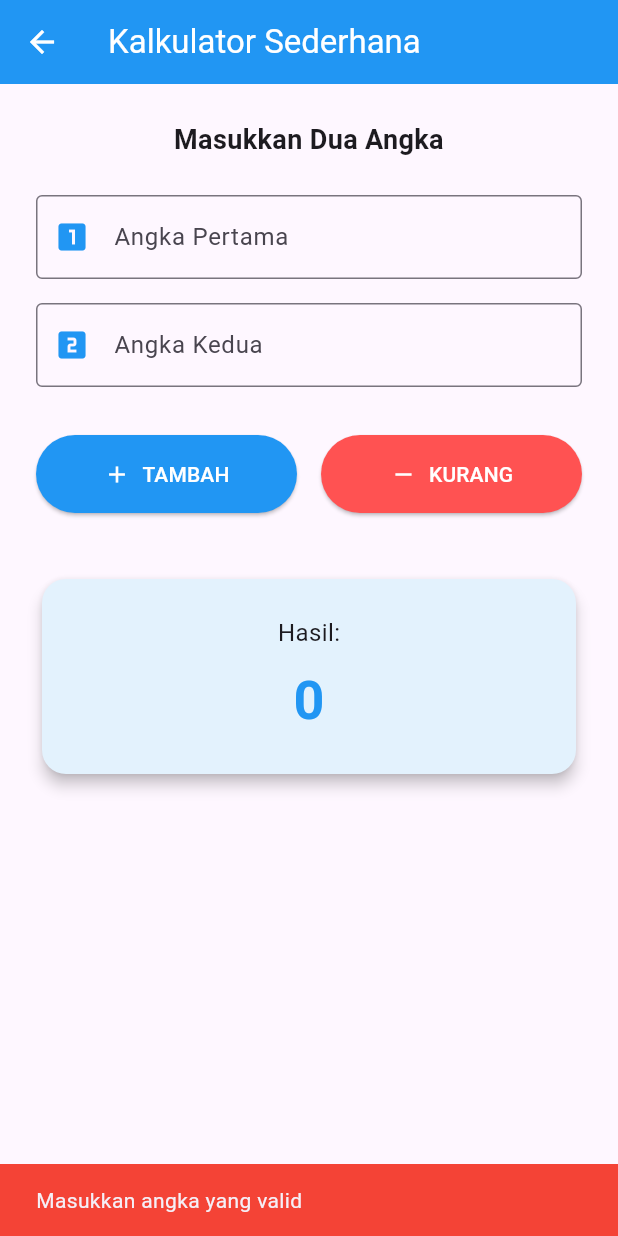
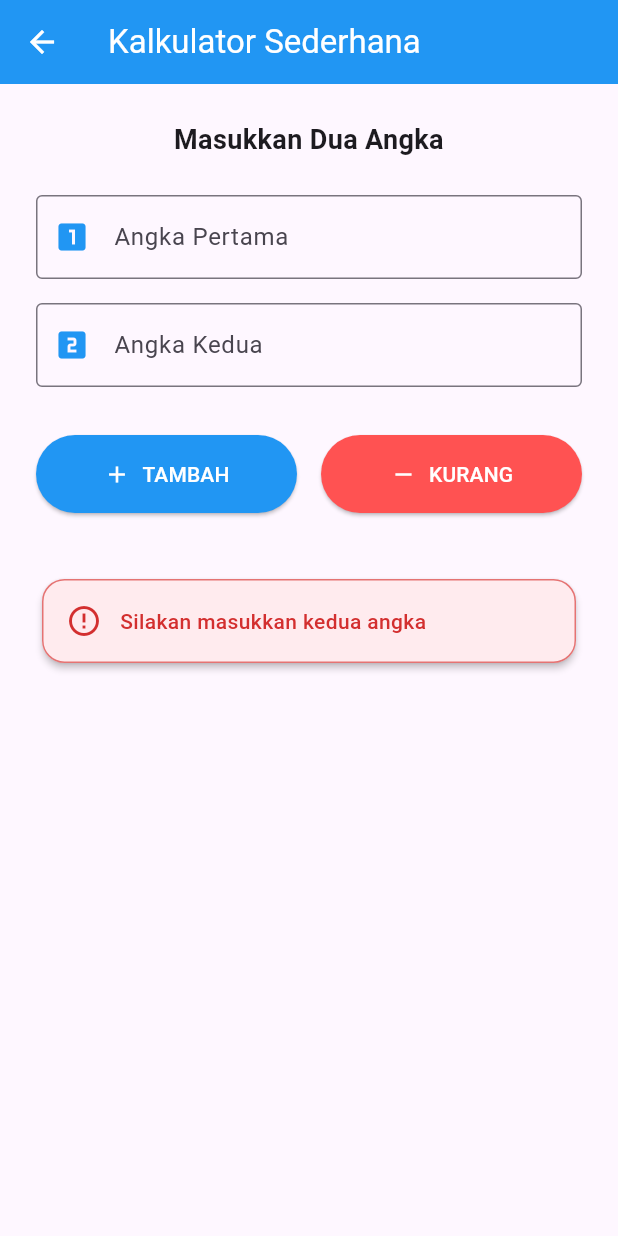
Before and after one commit to RhezaPriyaAnargya/TugasModul4TPM, a Flutter app: the CalculatorScreen screen opened directly, after a tap on "TAMBAH", on a phone screen of 412 x 824 dp. Run offline on Flutter 3.47's test engine with Material 3 defaults, Android fonts, the phone set to English and light mode, and no system bars; our stand-ins replace decimal.

Commit message:
fixing calculator & adding cek tanggal lahir screen

```diff
--- a/lib/screen/calculator_screen.dart
+++ b/lib/screen/calculator_screen.dart
@@ -1,4 +1,5 @@
 import 'package:flutter/material.dart';
+import 'package:decimal/decimal.dart';
 
 class CalculatorScreen extends StatefulWidget {
   const CalculatorScreen({super.key});
@@ -12,23 +13,49 @@ class _CalculatorScreenState extends State<CalculatorScreen> {
   final TextEditingController _angka1Controller = TextEditingController();
   final TextEditingController _angka2Controller = TextEditingController();
 
-  String _hasil = "0";
+  Decimal _hasil = Decimal.zero;
+  String _errorMessage = '';
+  bool _sudahDihitung = false;
 
   void _hitung(String operasi) {
-    double? angka1 = double.tryParse(_angka1Controller.text);
-    double? angka2 = double.tryParse(_angka2Controller.text);
+    final String input1 = _angka1Controller.text.trim();
+    final String input2 = _angka2Controller.text.trim();
 
-    if (angka1 == null || angka2 == null) {
-      ScaffoldMessenger.of(context).showSnackBar(
-        const SnackBar(
-          content: Text('Masukkan angka yang valid'),
-          backgroundColor: Colors.red,
-        ),
-      );
+    if (input1.isEmpty || input2.isEmpty) {
+      setState(() {
+        _errorMessage = 'Silakan masukkan kedua angka';
+        _sudahDihitung = false;
+      });
       return;
     }
 
-    double hasilHitung = 0;
+    final (Decimal? angka1, String? error1) = _parseDecimal(input1);
+    if (error1 != null) {
+      setState(() {
+        _errorMessage = error1;
+        _sudahDihitung = false;
+      });
+      return;
+    }
+
+    final (Decimal? angka2, String? error2) = _parseDecimal(input2);
+    if (error2 != null) {
+      setState(() {
+        _errorMessage = error2;
+        _sudahDihitung = false;
+      });
+      return;
+    }
+
+    if (angka1 == null || angka2 == null) {
+      setState(() {
+        _errorMessage = 'Masukkan angka yang valid';
+        _sudahDihitung = false;
+      });
+      return;
+    }
+
+    Decimal hasilHitung = Decimal.zero;
 
     if (operasi == 'tambah') {
       hasilHitung = angka1 + angka2;
@@ -37,13 +64,46 @@ class _CalculatorScreenState extends State<CalculatorScreen> {
     }
 
     setState(() {
-      //jika hasilnya bulat (misal 5.0), tampilkan "5" saja
-      if (hasilHitung == hasilHitung.toInt()) {
-        _hasil = hasilHitung.toInt().toString();
-      } else {
-        _hasil = hasilHitung.toString();
+      _errorMessage = '';
+      _hasil = hasilHitung;
+      _sudahDihitung = true;
+    });
   }
-    });
+
+  (Decimal?, String?) _parseDecimal(String nilai) {
+    final String cleaned = nilai.trim();
+    if (cleaned.isEmpty) {
+      return (null, null);
+    }
+
+    try {
+      final Decimal parsed = Decimal.parse(cleaned);
+
+      // Validasi: maksimal 15 digit (tanpa titik desimal)
+      final String digitsOnly = cleaned.replaceAll(RegExp(r'[^0-9]'), '');
+      if (digitsOnly.length > 15) {
+        return (null, 'Angka "$cleaned" terlalu besar (maks 15 digit)');
+      }
+
+      return (parsed, null);
+    } catch (_) {
+      return (null, 'Angka "$cleaned" tidak valid');
+    }
+  }
+
+  String _formatHasil(Decimal nilai) {
+    return _normalizeDecimalString(nilai.toString());
+  }
+
+  String _normalizeDecimalString(String value) {
+    if (!value.contains('.')) {
+      return value;
+    }
+
+    final String trimmed = value
+        .replaceFirst(RegExp(r'0+$'), '')
+        .replaceFirst(RegExp(r'\.$'), '');
+    return trimmed.isEmpty || trimmed == '-' ? '0' : trimmed;
   }
 
   @override
@@ -130,7 +190,39 @@ class _CalculatorScreenState extends State<CalculatorScreen> {
             ),
             const SizedBox(height: 40),
 
-            // Card Hasil
+            if (_errorMessage.isNotEmpty)
+              Card(
+                color: Colors.red[50],
+                elevation: 2,
+                shape: RoundedRectangleBorder(
+                  borderRadius: BorderRadius.circular(15),
+                  side: BorderSide(color: Colors.red[300]!, width: 1),
+                ),
+                child: Padding(
+                  padding: const EdgeInsets.all(16.0),
+                  child: Row(
+                    children: [
+                      Icon(Icons.error_outline, color: Colors.red[700], size: 24),
+                      const SizedBox(width: 12),
+                      Expanded(
+                        child: Text(
+                          _errorMessage,
+                          style: TextStyle(
+                            fontSize: 14,
+                            color: Colors.red[700],
+                            fontWeight: FontWeight.w500,
+                          ),
+                        ),
+                      ),
+                    ],
+                  ),
+                ),
+              ),
+
+            if (_errorMessage.isEmpty && _sudahDihitung)
+              const SizedBox(height: 40),
+
+            if (_sudahDihitung)
               Card(
                 elevation: 4,
                 color: Colors.blue[50],
@@ -142,7 +234,7 @@ class _CalculatorScreenState extends State<CalculatorScreen> {
                       const Text('Hasil:', style: TextStyle(fontSize: 16)),
                       const SizedBox(height: 8),
                       Text(
-                      _hasil,
+                        _formatHasil(_hasil),
                         style: const TextStyle(
                           fontSize: 36,
                           fontWeight: FontWeight.bold,
--- a/pubspec.yaml
+++ b/pubspec.yaml
@@ -34,6 +34,7 @@ dependencies:
   # The following adds the Cupertino Icons font to your application.
   # Use with the CupertinoIcons class for iOS style icons.
   cupertino_icons: ^1.0.8
+  decimal: ^3.2.4
 
 dev_dependencies:
   flutter_test:
```
Also changed, not shown: lib/screen/cek_tanggal_lahir_screen.dart (added, +425 -0 lines), lib/screen/home_screen.dart (+8 -0 lines), pubspec.lock. Lines whose indentation alone changed are shown as unchanged.
